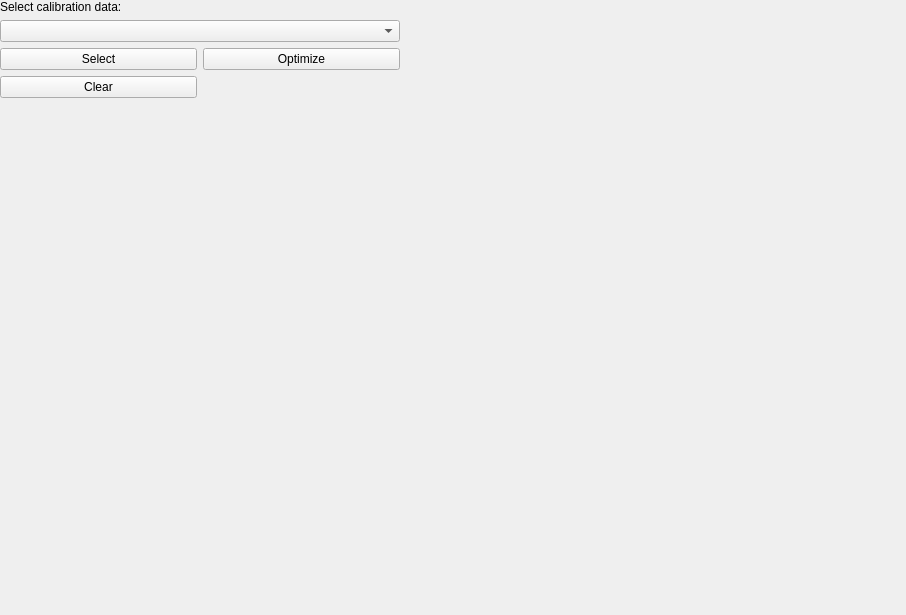
Above: bmicro/gui/extraction/extraction_view.ui from BrillouinMicroscopy/BMicro before the change. Below: the same form after it.
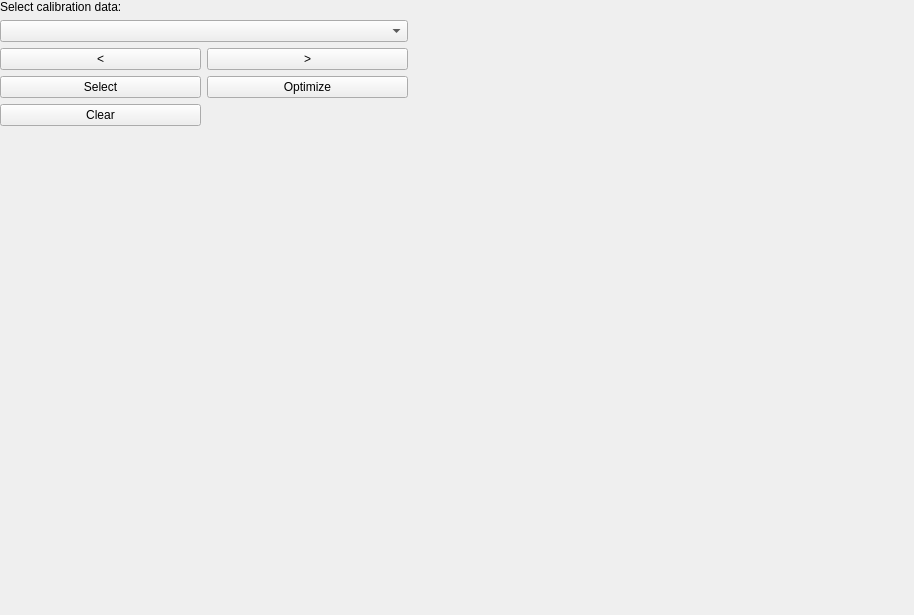
That is the form after the change.

Commit message: Allow to plot all frames in calibration image

What changed in the file:
```diff
--- a/bmicro/gui/extraction/extraction_view.ui
+++ b/bmicro/gui/extraction/extraction_view.ui
@@ -6,7 +6,7 @@
    <rect>
     <x>0</x>
     <y>0</y>
-    <width>884</width>
+    <width>914</width>
     <height>615</height>
    </rect>
   </property>
@@ -148,6 +148,20 @@
             </property>
            </widget>
           </item>
+          <item row="0" column="0">
+           <widget class="QPushButton" name="button_prev_frame">
+            <property name="text">
+             <string>&lt;</string>
+            </property>
+           </widget>
+          </item>
+          <item row="0" column="1">
+           <widget class="QPushButton" name="button_next_frame">
+            <property name="text">
+             <string>&gt;</string>
+            </property>
+           </widget>
+          </item>
          </layout>
         </widget>
        </item>
@@ -169,13 +183,18 @@
     </layout>
    </item>
    <item>
-    <widget class="QWidget" name="image_widget" native="true">
+    <widget class="QWidget" name="widget_4" native="true">
      <property name="minimumSize">
       <size>
        <width>500</width>
        <height>500</height>
       </size>
      </property>
+     <layout class="QVBoxLayout" name="verticalLayout_3">
+      <item>
+       <widget class="QWidget" name="image_widget" native="true"/>
+      </item>
+     </layout>
     </widget>
    </item>
   </layout>
```
The commit also changes 3 other files.
